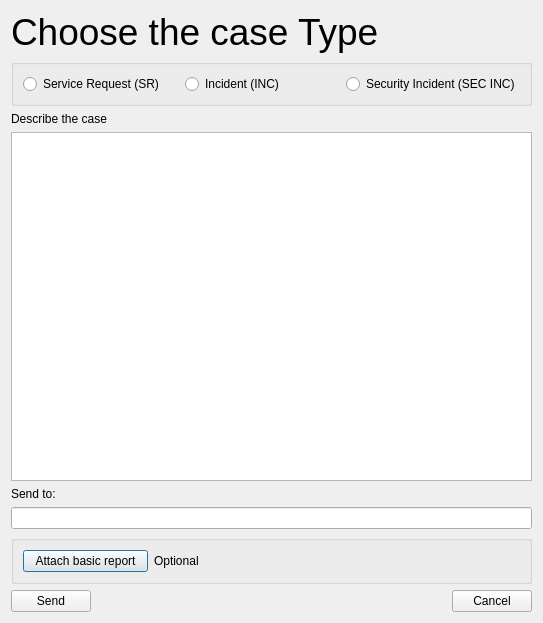
Old version of the form PT-Helpdesk-Client/reportdialog.ui in the repository lukpro681/PT-Helpdesk.
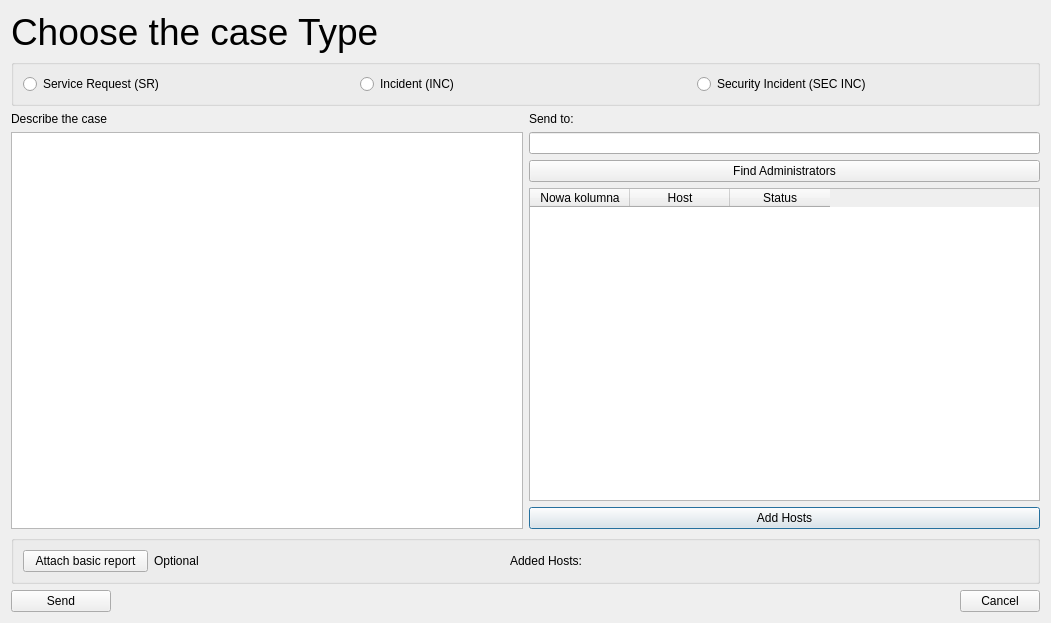
New version of the form.

The edit to the form file:
```diff
--- a/PT-Helpdesk-Client/reportdialog.ui
+++ b/PT-Helpdesk-Client/reportdialog.ui
@@ -6,26 +6,26 @@
    <rect>
     <x>0</x>
     <y>0</y>
-    <width>543</width>
+    <width>1051</width>
     <height>623</height>
    </rect>
   </property>
   <property name="minimumSize">
    <size>
-    <width>543</width>
+    <width>1051</width>
     <height>623</height>
    </size>
   </property>
   <property name="maximumSize">
    <size>
-    <width>16777215</width>
-    <height>625</height>
+    <width>1051</width>
+    <height>623</height>
    </size>
   </property>
   <property name="windowTitle">
    <string>Dialog</string>
   </property>
-  <layout class="QFormLayout" name="formLayout">
+  <layout class="QGridLayout" name="gridLayout">
    <item row="0" column="0">
     <widget class="QLabel" name="infoLabel">
      <property name="font">
@@ -38,7 +38,14 @@
      </property>
     </widget>
    </item>
-   <item row="1" column="0" colspan="2">
+   <item row="7" column="1">
+    <widget class="QPushButton" name="addHostsButton">
+     <property name="text">
+      <string>Add Hosts</string>
+     </property>
+    </widget>
+   </item>
+   <item row="1" column="0" rowspan="2" colspan="2">
     <widget class="QGroupBox" name="groupBox">
      <property name="maximumSize">
       <size>
@@ -74,7 +81,30 @@
      </layout>
     </widget>
    </item>
-   <item row="2" column="0">
+   <item row="9" column="1">
+    <widget class="QDialogButtonBox" name="buttonBox">
+     <property name="orientation">
+      <enum>Qt::Horizontal</enum>
+     </property>
+     <property name="standardButtons">
+      <set>QDialogButtonBox::Cancel</set>
+     </property>
+    </widget>
+   </item>
+   <item row="9" column="0">
+    <widget class="QPushButton" name="pushButton">
+     <property name="maximumSize">
+      <size>
+       <width>100</width>
+       <height>16777215</height>
+      </size>
+     </property>
+     <property name="text">
+      <string>Send</string>
+     </property>
+    </widget>
+   </item>
+   <item row="3" column="0">
     <widget class="QLabel" name="infoLabel2">
      <property name="maximumSize">
       <size>
@@ -87,7 +117,33 @@
      </property>
     </widget>
    </item>
-   <item row="3" column="0" colspan="2">
+   <item row="5" column="1">
+    <widget class="QPushButton" name="findButton">
+     <property name="text">
+      <string>Find Administrators</string>
+     </property>
+    </widget>
+   </item>
+   <item row="6" column="1">
+    <widget class="QTableWidget" name="tableWidget">
+     <column>
+      <property name="text">
+       <string>Nowa kolumna</string>
+      </property>
+     </column>
+     <column>
+      <property name="text">
+       <string>Host</string>
+      </property>
+     </column>
+     <column>
+      <property name="text">
+       <string>Status</string>
+      </property>
+     </column>
+    </widget>
+   </item>
+   <item row="4" column="0" rowspan="4">
     <widget class="QTextEdit" name="descText">
      <property name="minimumSize">
       <size>
@@ -97,7 +153,7 @@
      </property>
     </widget>
    </item>
-   <item row="7" column="0">
+   <item row="3" column="1">
     <widget class="QLabel" name="infoLabel3">
      <property name="maximumSize">
       <size>
@@ -110,14 +166,14 @@
      </property>
     </widget>
    </item>
-   <item row="8" column="0" colspan="2">
+   <item row="4" column="1">
     <widget class="QLineEdit" name="sendToText">
      <property name="text">
       <string/>
      </property>
     </widget>
    </item>
-   <item row="10" column="0" colspan="2">
+   <item row="8" column="0" colspan="2">
     <widget class="QGroupBox" name="groupBox_2">
      <property name="font">
       <font>
@@ -143,31 +199,27 @@
       </item>
       <item>
        <widget class="QLabel" name="optionalLabel">
+        <property name="maximumSize">
+         <size>
+          <width>350</width>
+          <height>16777215</height>
+         </size>
+        </property>
         <property name="text">
          <string>Optional</string>
         </property>
        </widget>
       </item>
+      <item>
+       <widget class="QLabel" name="label">
+        <property name="text">
+         <string>Added Hosts:</string>
+        </property>
+       </widget>
+      </item>
      </layout>
     </widget>
    </item>
-   <item row="11" column="0">
-    <widget class="QPushButton" name="pushButton">
-     <property name="text">
-      <string>Send</string>
-     </property>
-    </widget>
-   </item>
-   <item row="11" column="1">
-    <widget class="QDialogButtonBox" name="buttonBox">
-     <property name="orientation">
-      <enum>Qt::Horizontal</enum>
-     </property>
-     <property name="standardButtons">
-      <set>QDialogButtonBox::Cancel</set>
-     </property>
-    </widget>
-   </item>
   </layout>
  </widget>
  <resources/>
```
